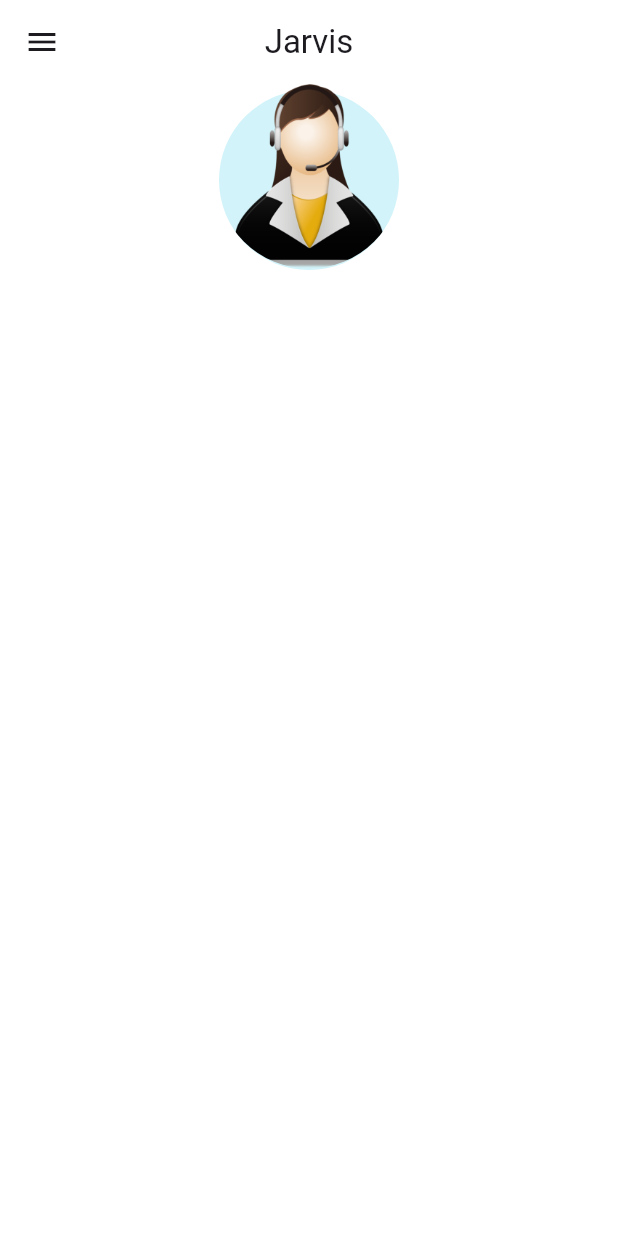
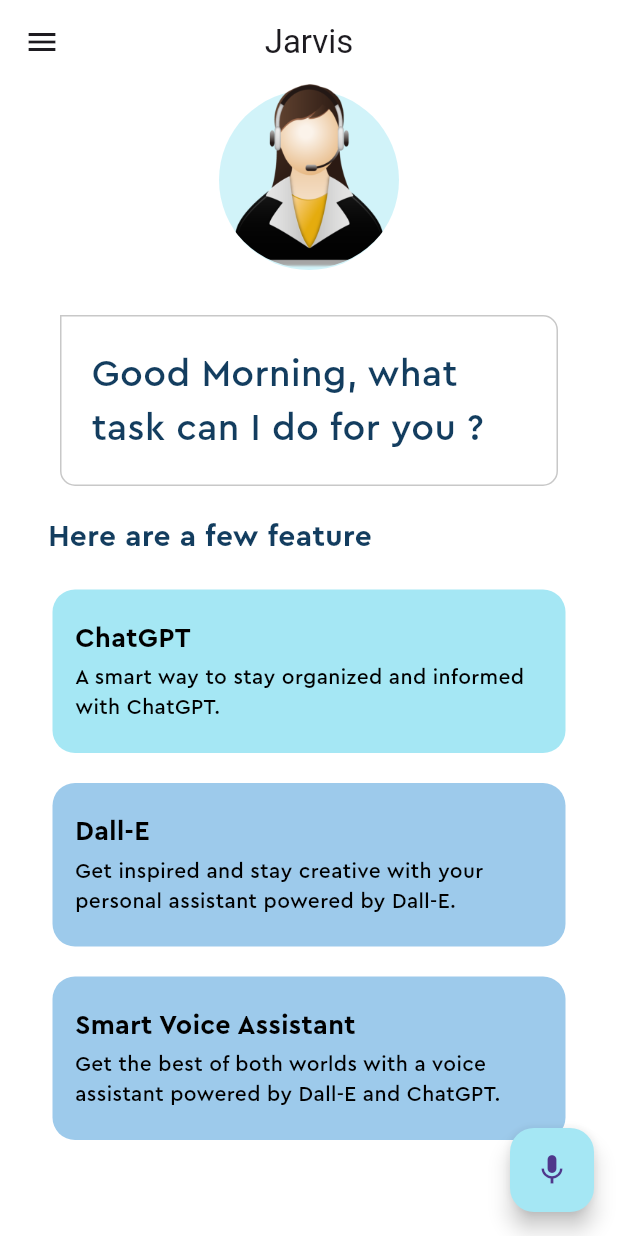
Before and after one commit to pragat-pandya/voice_assistant, a Flutter app: the screen it shows after launch, on a phone screen of 412 x 824 dp. Run offline on Flutter 3.47's test engine with Material 3 defaults, Android fonts, the phone set to English and light mode, and no system bars.

Commit message:
Add UI componets for home page.

```diff
--- /dev/null
+++ b/lib/feature_box.dart
@@ -0,0 +1,66 @@
+import 'package:flutter/material.dart';
+import 'package:voice_assistant/pallete.dart';
+
+class FeatureBox extends StatelessWidget {
+  final Color color;
+  final String headerText;
+  final String descriptionText;
+  const FeatureBox({
+    super.key,
+    required this.color,
+    required this.headerText,
+    required this.descriptionText,
+  });
+
+  @override
+  Widget build(BuildContext context) {
+    return Container(
+      margin: const EdgeInsets.symmetric(
+        horizontal: 35,
+        vertical: 10,
+      ),
+      decoration: BoxDecoration(
+        color: color,
+        borderRadius: const BorderRadius.all(
+          Radius.circular(15),
+        ),
+      ),
+      child: Padding(
+        padding: const EdgeInsets.only(
+          top: 20,
+          left: 15,
+          bottom: 20,
+        ),
+        child: Column(
+          children: [
+            Align(
+              alignment: Alignment.centerLeft,
+              child: Text(
+                headerText,
+                style: const TextStyle(
+                  fontFamily: 'Cera Pro',
+                  color: Pallete.blackColor,
+                  fontSize: 18,
+                  fontWeight: FontWeight.bold,
+                ),
+              ),
+            ),
+            const SizedBox(
+              height: 3,
+            ),
+            Padding(
+              padding: const EdgeInsets.only(right: 20),
+              child: Text(
+                descriptionText,
+                style: const TextStyle(
+                  fontFamily: 'Cera Pro',
+                  color: Pallete.blackColor,
+                ),
+              ),
+            ),
+          ],
+        ),
+      ),
+    );
+  }
+}
--- a/lib/home_page.dart
+++ b/lib/home_page.dart
@@ -1,4 +1,5 @@
 import 'package:flutter/material.dart';
+import 'package:voice_assistant/feature_box.dart';
 import 'package:voice_assistant/pallete.dart';
 
 class HomePage extends StatefulWidget {
@@ -17,8 +18,11 @@ class _HomePageState extends State<HomePage> {
         leading: const Icon(Icons.menu),
         centerTitle: true,
       ),
-      body: Column(
+      body: SingleChildScrollView(
+        scrollDirection: Axis.vertical,
+        child: Column(
           children: [
+            // VIRTUAL ASSISTANT IMAGE
             Stack(
               children: [
                 Center(
@@ -45,7 +49,82 @@ class _HomePageState extends State<HomePage> {
                 ),
               ],
             ),
+            Container(
+              padding: const EdgeInsets.symmetric(horizontal: 20, vertical: 10),
+              margin:
+                  const EdgeInsets.symmetric(horizontal: 40).copyWith(top: 30),
+              decoration: BoxDecoration(
+                border: Border.all(
+                  color: Pallete.borderColor,
+                ),
+                borderRadius: const BorderRadius.only(
+                  bottomLeft: Radius.circular(10),
+                  topLeft: Radius.zero,
+                  bottomRight: Radius.circular(10),
+                  topRight: Radius.circular(10),
+                ),
+              ),
+              child: const Padding(
+                padding: EdgeInsets.symmetric(vertical: 10.0),
+                child: Text(
+                  'Good Morning, what task can I do for you ?',
+                  style: TextStyle(
+                    color: Pallete.mainFontColor,
+                    fontSize: 25,
+                    fontFamily: 'Cera Pro',
+                  ),
+                ),
+              ),
+            ),
+            Container(
+              padding: const EdgeInsets.all(10),
+              margin: const EdgeInsets.only(
+                top: 10,
+                left: 22,
+              ),
+              alignment: Alignment.centerLeft,
+              child: const Text(
+                'Here are a few feature',
+                style: TextStyle(
+                  fontFamily: 'Cera Pro',
+                  color: Pallete.mainFontColor,
+                  fontSize: 20,
+                  fontWeight: FontWeight.bold,
+                ),
+              ),
+            ),
+            // FEATURES' LIST
+            const Column(
+              children: [
+                FeatureBox(
+                  descriptionText:
+                      'A smart way to stay organized and informed with ChatGPT.',
+                  headerText: 'ChatGPT',
+                  color: Pallete.firstSuggestionBoxColor,
+                ),
+                FeatureBox(
+                  descriptionText:
+                      'Get inspired and stay creative with your personal assistant powered by Dall-E.',
+                  headerText: 'Dall-E',
+                  color: Pallete.secondSuggestionBoxColor,
+                ),
+                FeatureBox(
+                  descriptionText:
+                      'Get the best of both worlds with a voice assistant powered by Dall-E and ChatGPT.',
+                  headerText: 'Smart Voice Assistant',
+                  color: Pallete.secondSuggestionBoxColor,
+                ),
               ],
+            )
+          ],
+        ),
+      ),
+      floatingActionButton: FloatingActionButton(
+        backgroundColor: Pallete.firstSuggestionBoxColor,
+        onPressed: () {},
+        child: const Icon(
+          Icons.mic,
+        ),
       ),
     );
   }
```
Lines whose indentation alone changed are shown as unchanged.
